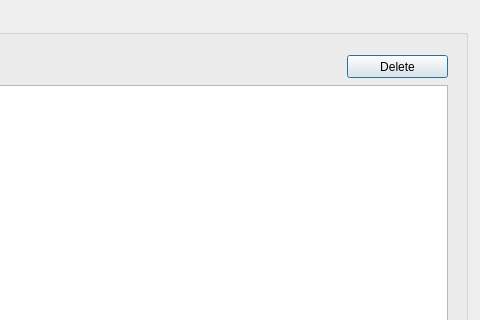
Above: ui/psector_management.ui from Giswater/giswater_qgis_plugin before the change; both pictures show x 238 to 718 and y 0 to 320 of the 718 by 544 pixel window. Below: the same form after it.
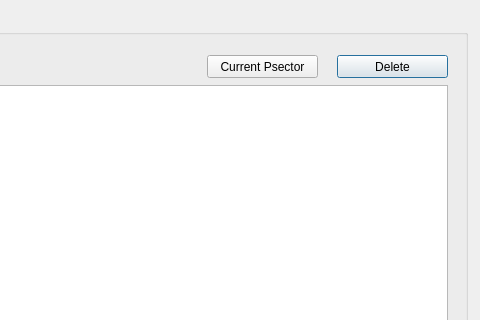
That is the form after the change.

Commit message: WiP forms adjustment

What changed in the file:
```diff
--- a/ui/psector_management.ui
+++ b/ui/psector_management.ui
@@ -41,9 +41,9 @@
    <widget class="QPushButton" name="btn_delete">
     <property name="geometry">
      <rect>
-      <x>570</x>
+      <x>560</x>
       <y>40</y>
-      <width>101</width>
+      <width>111</width>
       <height>23</height>
      </rect>
     </property>
@@ -61,6 +61,19 @@
      </rect>
     </property>
    </widget>
+   <widget class="QPushButton" name="btn_delete_2">
+    <property name="geometry">
+     <rect>
+      <x>430</x>
+      <y>40</y>
+      <width>111</width>
+      <height>23</height>
+     </rect>
+    </property>
+    <property name="text">
+     <string>Current Psector</string>
+    </property>
+   </widget>
   </widget>
   <widget class="QPushButton" name="btn_cancel">
    <property name="geometry">
```
The commit also changes 3 other files.
